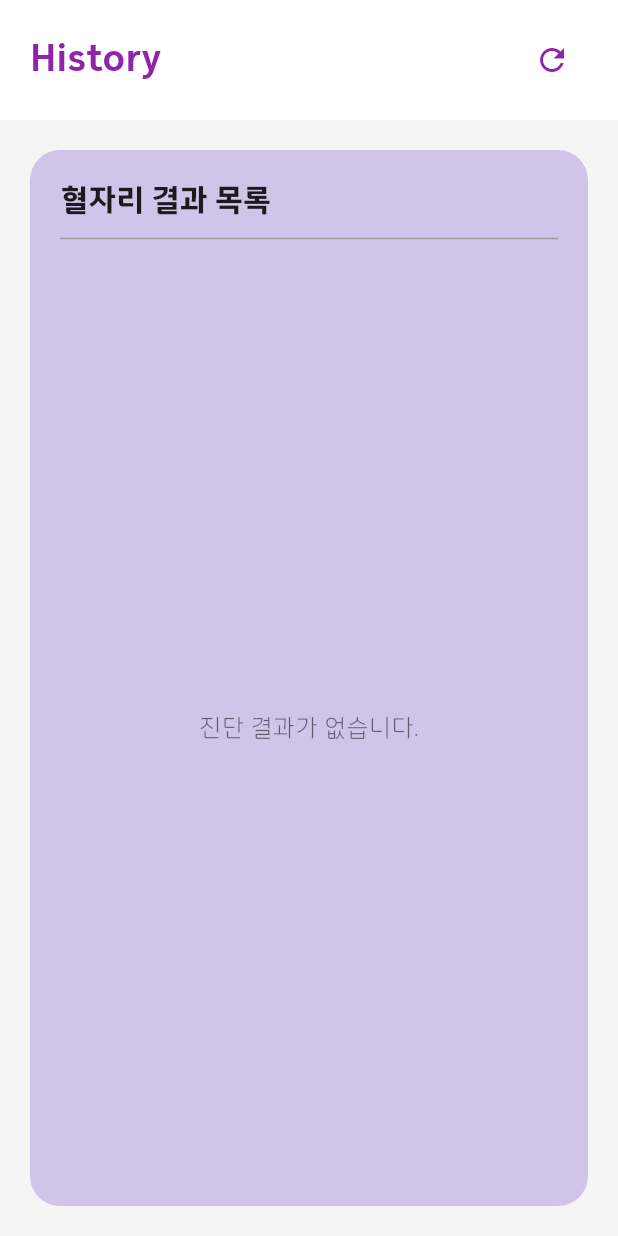
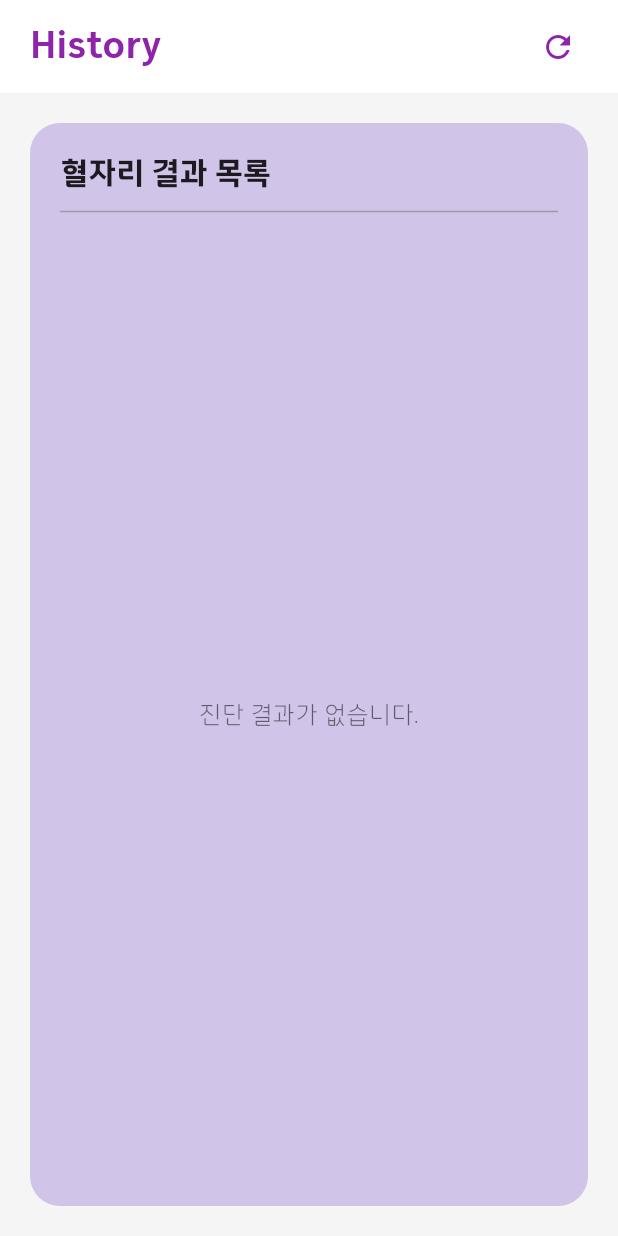
Before and after one commit to Team-Hamster/Ear-therapy-FE, a Flutter app: the HistoryView screen opened directly, on a phone screen of 412 x 824 dp. Run offline on Flutter 3.47's test engine with Material 3 defaults, Android fonts, the phone set to English and light mode, and no system bars; our stand-ins replace flutter_svg, image_picker, lottie, permission_handler, shared_preferences, sqflite; accounts and stored records are empty; project files that could hold a hidden picture were left out.

Commit message:
Fix: 온보딩화면 색상, 히스토리 상단바 ui 수정

```diff
--- a/lib/features/history/views/history_view.dart
+++ b/lib/features/history/views/history_view.dart
@@ -43,12 +43,14 @@ class _HistoryViewState extends State<HistoryView> {
         child: Column(
           crossAxisAlignment: CrossAxisAlignment.start,
           children: [
+            // 상단바
             Container(
               width: double.infinity,
-              padding: const EdgeInsets.symmetric(vertical: 16, horizontal: 20),
+              padding: const EdgeInsets.symmetric(vertical: 11, horizontal: 20), // 패딩 조정
               color: AppColors.white,
               child: Row(
                 mainAxisAlignment: MainAxisAlignment.spaceBetween,
+                crossAxisAlignment: CrossAxisAlignment.center, // 중앙 정렬
                 children: [
                   const Text(
                     'History',
@@ -58,10 +60,17 @@ class _HistoryViewState extends State<HistoryView> {
                       fontWeight: FontWeight.bold,
                     ),
                   ),
-                  IconButton(
-                    icon: const Icon(Icons.refresh),
-                    color: AppColors.primaryColor,
-                    onPressed: _refreshResults,
+                  InkWell(
+                    borderRadius: BorderRadius.circular(20),
+                    onTap: _refreshResults,
+                    child: const Padding(
+                      padding: EdgeInsets.all(8), // 터치 영역 최소화
+                      child: Icon(
+                        Icons.refresh,
+                        color: AppColors.primaryColor,
+                        size: 24, // 아이콘 크기 조정
+                      ),
+                    ),
                   ),
                 ],
               ),
--- a/lib/features/home/views/widgets/symptom_button.dart
+++ b/lib/features/home/views/widgets/symptom_button.dart
@@ -51,7 +51,7 @@ class SymptomButton extends StatelessWidget {
             style: const TextStyle(
               color: Colors.black,
               fontSize: 15,
-              fontWeight: FontWeight.w800,
+              fontWeight: FontWeight.w500,
             ),
           ),
         ],
--- a/lib/features/onboarding/onboarding_screen.dart
+++ b/lib/features/onboarding/onboarding_screen.dart
@@ -1,4 +1,5 @@
 import 'package:flutter/material.dart';
+import 'package:ear_fe/core/constants/colors.dart';
 import 'package:ear_fe/features/main/views/main_screen.dart';
 import 'package:ear_fe/database/database_helper.dart';
 
@@ -67,7 +68,7 @@ class _OnboardingScreenState extends State<OnboardingScreen> {
                               style: TextStyle(
                                 fontSize: 20,
                                 fontWeight: FontWeight.bold,
-                                color: Color(0xFF7B46D0), // 시작하기 버튼 색상과 동일
+                                color: AppColors.primaryColor
                               ),
                             ),
                             TextSpan(
@@ -204,7 +205,7 @@ class _OnboardingScreenState extends State<OnboardingScreen> {
                           }
                         },
                         style: ElevatedButton.styleFrom(
-                          backgroundColor: const Color(0xFF7B46D0),
+                          backgroundColor: AppColors.primaryColor,
                           minimumSize: const Size(double.infinity, 60), // 버튼 너비를 화면 너비로 설정
                           shape: RoundedRectangleBorder(
                             borderRadius: BorderRadius.circular(20),
```
